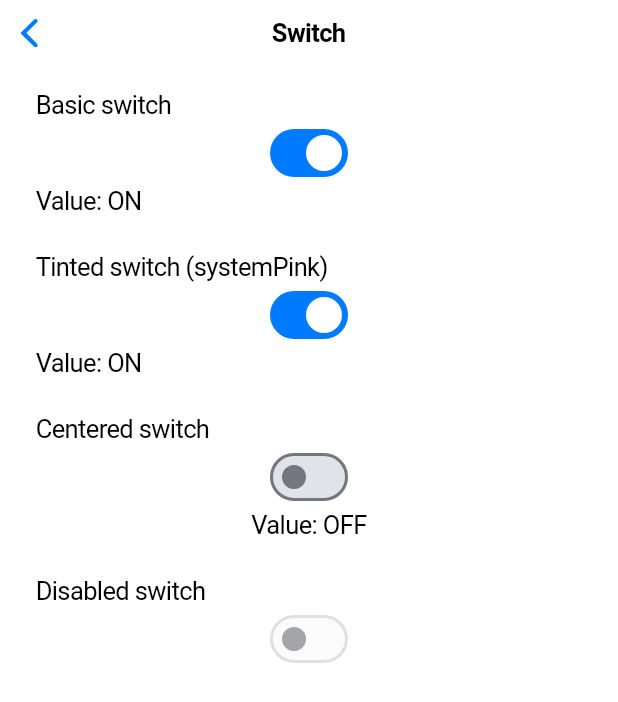
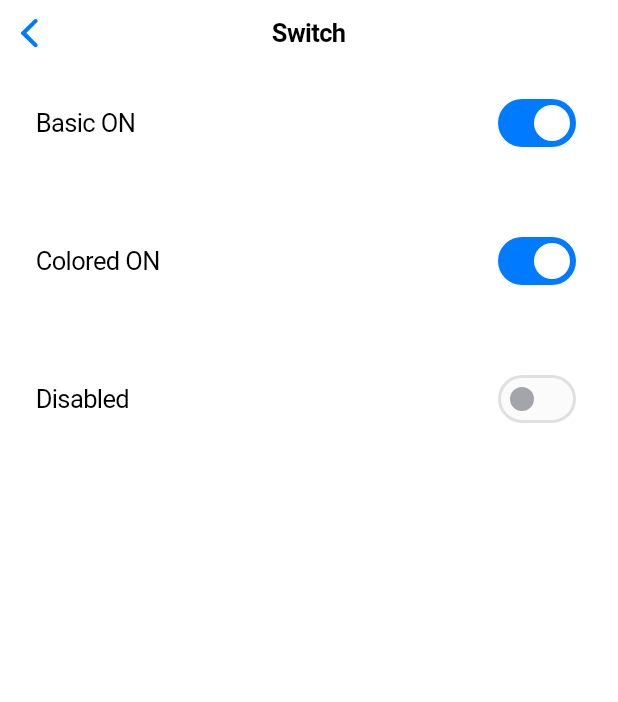
Before and after one commit to williandrade/cupertino_native, a Flutter app: the SwitchDemoPage screen opened directly, on a phone screen of 412 x 824 dp. Shown: the top 702 px of the screen. Run offline on Flutter 3.47's test engine with Material 3 defaults, Android fonts, the phone set to English and light mode, and no system bars; our stand-ins replace plugin_platform_interface.

Commit message:
feat: Neater demos for slider and switch.

```diff
--- a/example/lib/demos/slider.dart
+++ b/example/lib/demos/slider.dart
@@ -39,7 +39,7 @@ class _SliderDemoPageState extends State<SliderDemoPage> {
             const SizedBox(height: 48),
             Row(
               children: [
-                const Text('Same value'),
+                const Text('Shared value'),
                 Spacer(),
                 Text('Value: ${_defaultSliderValue.toStringAsFixed(1)}'),
               ],
--- a/example/lib/demos/switch.dart
+++ b/example/lib/demos/switch.dart
@@ -9,9 +9,8 @@ class SwitchDemoPage extends StatefulWidget {
 }
 
 class _SwitchDemoPageState extends State<SwitchDemoPage> {
-  bool _value1 = true;
-  bool _value2 = false;
-  bool _pinkValue = true;
+  bool _basicSwitchValue = true;
+  bool _coloredSwitchValue = true;
 
   @override
   Widget build(BuildContext context) {
@@ -22,42 +21,35 @@ class _SwitchDemoPageState extends State<SwitchDemoPage> {
           padding: const EdgeInsets.symmetric(horizontal: 24.0, vertical: 16.0),
           physics: const AlwaysScrollableScrollPhysics(),
           children: [
-            const Text('Basic switch'),
-            CNSwitch(
-              value: _value1,
-              enabled: true,
-              onChanged: (v) => setState(() => _value1 = v),
+            Row(
+              children: [
+                Text('Basic ${_basicSwitchValue ? 'ON' : 'OFF'}'),
+                Spacer(),
+                CNSwitch(
+                  value: _basicSwitchValue,
+                  onChanged: (v) => setState(() => _basicSwitchValue = v),
+                ),
+              ],
             ),
-            Text('Value: ${_value1 ? 'ON' : 'OFF'}'),
-            const SizedBox(height: 24),
-            const Text('Tinted switch (systemPink)'),
-            CNSwitch(
-              value: _pinkValue,
-              enabled: true,
-              color: CupertinoColors.systemPink,
-              onChanged: (v) => setState(() => _pinkValue = v),
+            const SizedBox(height: 48),
+            Row(
+              children: [
+                Text('Colored ${_coloredSwitchValue ? 'ON' : 'OFF'}'),
+                Spacer(),
+                CNSwitch(
+                  value: _coloredSwitchValue,
+                  color: CupertinoColors.systemPink,
+                  onChanged: (v) => setState(() => _coloredSwitchValue = v),
+                ),
+              ],
             ),
-            Text('Value: ${_pinkValue ? 'ON' : 'OFF'}'),
-            const SizedBox(height: 24),
-            const Text('Centered switch'),
-            Align(
-              alignment: Alignment.center,
-              child: CNSwitch(
-                value: _value2,
-                enabled: true,
-                onChanged: (v) => setState(() => _value2 = v),
-              ),
-            ),
-            Text(
-              'Value: ${_value2 ? 'ON' : 'OFF'}',
-              textAlign: TextAlign.center,
-            ),
-            const SizedBox(height: 24),
-            const Text('Disabled switch'),
-            const CNSwitch(
-              value: false,
-              enabled: false,
-              onChanged: _noop,
+            const SizedBox(height: 48),
+            Row(
+              children: [
+                Text('Disabled'),
+                Spacer(),
+                CNSwitch(value: false, enabled: false, onChanged: (_) {}),
+              ],
             ),
           ],
         ),
@@ -65,5 +57,3 @@ class _SwitchDemoPageState extends State<SwitchDemoPage> {
     );
   }
 }
-
-void _noop(bool _) {}
--- a/lib/components/switch.dart
+++ b/lib/components/switch.dart
@@ -105,6 +105,17 @@ class _CNSwitchState extends State<CNSwitch> {
     }
 
     const viewType = 'CupertinoNativeSwitch';
+    // Platform views expand to the biggest size in unconstrained axes.
+    // When placed in a Row, width can be unconstrained which would cause
+    // the platform view to try to expand to Infinity. Provide a finite
+    // width based on the native switch aspect ratio to avoid layout
+    // assertions in such cases.
+    double estimatedWidthFor(double height) {
+      // Approximate iOS UISwitch size is 51x31pt => ~1.645 aspect ratio.
+      const ratio = 51.0 / 31.0;
+      return height * ratio;
+    }
+    final double width = estimatedWidthFor(widget.height);
     final creationParams = <String, dynamic>{
       'value': widget.value,
       'enabled': widget.enabled,
@@ -115,6 +126,7 @@ class _CNSwitchState extends State<CNSwitch> {
     if (defaultTargetPlatform == TargetPlatform.iOS) {
       return SizedBox(
         height: widget.height,
+        width: width,
         child: UiKitView(
           viewType: viewType,
           creationParamsCodec: const StandardMessageCodec(),
@@ -135,6 +147,7 @@ class _CNSwitchState extends State<CNSwitch> {
     // macOS
     return SizedBox(
       height: widget.height,
+      width: width,
       child: AppKitView(
         viewType: viewType,
         creationParamsCodec: const StandardMessageCodec(),
```
